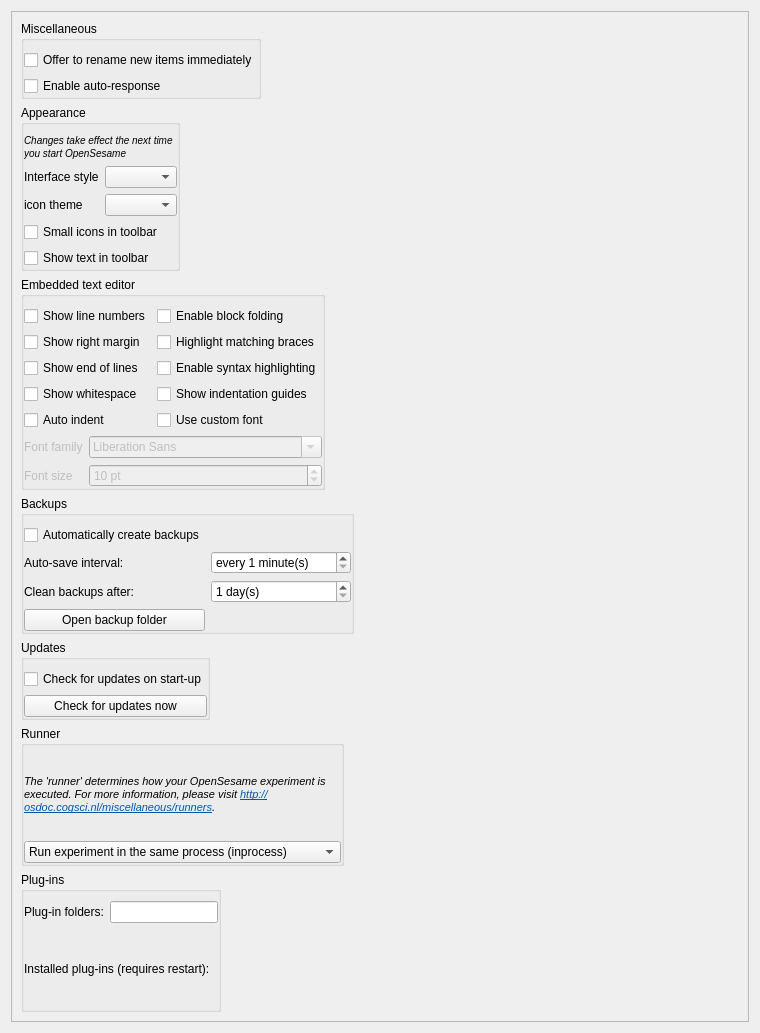
Before: the Qt Designer form resources/ui/preferences_widget.ui in open-cogsci/OpenSesame, drawn with Qt 5.
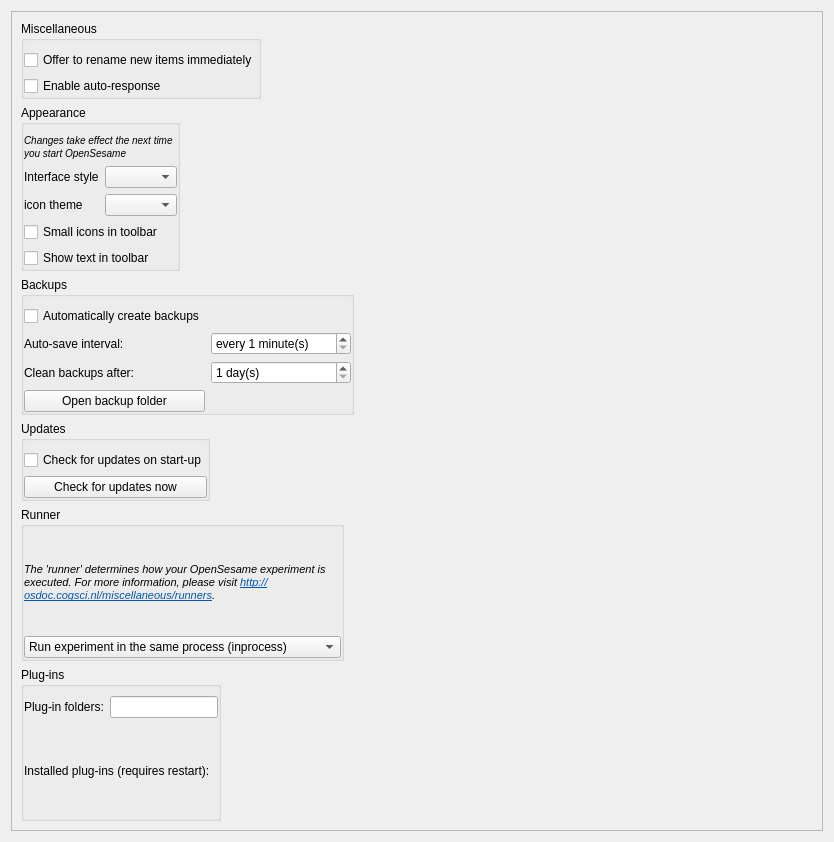
After: the same form once the commit is applied. Icons and pictures are not drawn.

Commit message: Remove old editor-component configuration

Patch:
```diff
--- a/resources/ui/preferences_widget.ui
+++ b/resources/ui/preferences_widget.ui
@@ -6,8 +6,8 @@
    <rect>
     <x>0</x>
     <y>0</y>
-    <width>760</width>
-    <height>1033</height>
+    <width>834</width>
+    <height>842</height>
    </rect>
   </property>
   <property name="windowTitle">
@@ -24,8 +24,8 @@
        <rect>
         <x>0</x>
         <y>0</y>
-        <width>746</width>
-        <height>1019</height>
+        <width>820</width>
+        <height>828</height>
        </rect>
       </property>
       <layout class="QVBoxLayout" name="verticalLayout_2">
@@ -139,145 +139,6 @@
          </layout>
         </widget>
        </item>
-       <item>
-        <widget class="QGroupBox" name="groupbox_scintilla">
-         <property name="sizePolicy">
-          <sizepolicy hsizetype="Fixed" vsizetype="Preferred">
-           <horstretch>0</horstretch>
-           <verstretch>0</verstretch>
-          </sizepolicy>
-         </property>
-         <property name="title">
-          <string>Embedded text editor</string>
-         </property>
-         <layout class="QGridLayout" name="gridLayout_2">
-          <property name="leftMargin">
-           <number>0</number>
-          </property>
-          <property name="rightMargin">
-           <number>0</number>
-          </property>
-          <property name="bottomMargin">
-           <number>0</number>
-          </property>
-          <item row="0" column="0">
-           <widget class="QCheckBox" name="checkbox_scintilla_line_numbers">
-            <property name="text">
-             <string>Show line numbers</string>
-            </property>
-           </widget>
-          </item>
-          <item row="0" column="1">
-           <widget class="QCheckBox" name="checkbox_scintilla_folding">
-            <property name="text">
-             <string>Enable block folding</string>
-            </property>
-           </widget>
-          </item>
-          <item row="1" column="0">
-           <widget class="QCheckBox" name="checkbox_scintilla_right_margin">
-            <property name="text">
-             <string>Show right margin</string>
-            </property>
-           </widget>
-          </item>
-          <item row="1" column="1">
-           <widget class="QCheckBox" name="checkbox_scintilla_brace_match">
-            <property name="text">
-             <string>Highlight matching braces</string>
-            </property>
-           </widget>
-          </item>
-          <item row="2" column="0">
-           <widget class="QCheckBox" name="checkbox_scintilla_eol_visible">
-            <property name="text">
-             <string>Show end of lines</string>
-            </property>
-           </widget>
-          </item>
-          <item row="2" column="1">
-           <widget class="QCheckBox" name="checkbox_scintilla_syntax_highlighting">
-            <property name="text">
-             <string>Enable syntax highlighting</string>
-            </property>
-           </widget>
-          </item>
-          <item row="3" column="0">
-           <widget class="QCheckBox" name="checkbox_scintilla_whitespace_visible">
-            <property name="text">
-             <string>Show whitespace</string>
-            </property>
-           </widget>
-          </item>
-          <item row="3" column="1">
-           <widget class="QCheckBox" name="checkbox_scintilla_indentation_guides">
-            <property name="text">
-             <string>Show indentation guides</string>
-            </property>
-           </widget>
-          </item>
-          <item row="4" column="0">
-           <widget class="QCheckBox" name="checkbox_scintilla_auto_indent">
-            <property name="text">
-             <string>Auto indent</string>
-            </property>
-           </widget>
-          </item>
-          <item row="4" column="1">
-           <widget class="QCheckBox" name="checkbox_scintilla_custom_font">
-            <property name="text">
-             <string>Use custom font</string>
-            </property>
-           </widget>
-          </item>
-          <item row="5" column="0" colspan="2">
-           <widget class="QWidget" name="widget_scintilla_font" native="true">
-            <property name="enabled">
-             <bool>false</bool>
-            </property>
-            <layout class="QFormLayout" name="formLayout_6">
-             <property name="fieldGrowthPolicy">
-              <enum>QFormLayout::AllNonFixedFieldsGrow</enum>
-             </property>
-             <property name="margin">
-              <number>0</number>
-             </property>
-             <item row="0" column="0">
-              <widget class="QLabel" name="label_4">
-               <property name="text">
-                <string>Font family</string>
-               </property>
-              </widget>
-             </item>
-             <item row="0" column="1">
-              <widget class="QFontComboBox" name="font_scintilla_font_family"/>
-             </item>
-             <item row="1" column="0">
-              <widget class="QLabel" name="label_5">
-               <property name="text">
-                <string>Font size</string>
-               </property>
-              </widget>
-             </item>
-             <item row="1" column="1">
-              <widget class="QSpinBox" name="spinbox_scintilla_font_size">
-               <property name="suffix">
-                <string> pt</string>
-               </property>
-               <property name="minimum">
-                <number>2</number>
-               </property>
-               <property name="value">
-                <number>10</number>
-               </property>
-              </widget>
-             </item>
-            </layout>
-           </widget>
-          </item>
-         </layout>
-        </widget>
-       </item>
        <item>
         <widget class="QGroupBox" name="groupBox">
          <property name="sizePolicy">
```
Left out of the diff: 16 changed lines with no effect on the pictures. The commit also changes 3 other files.
